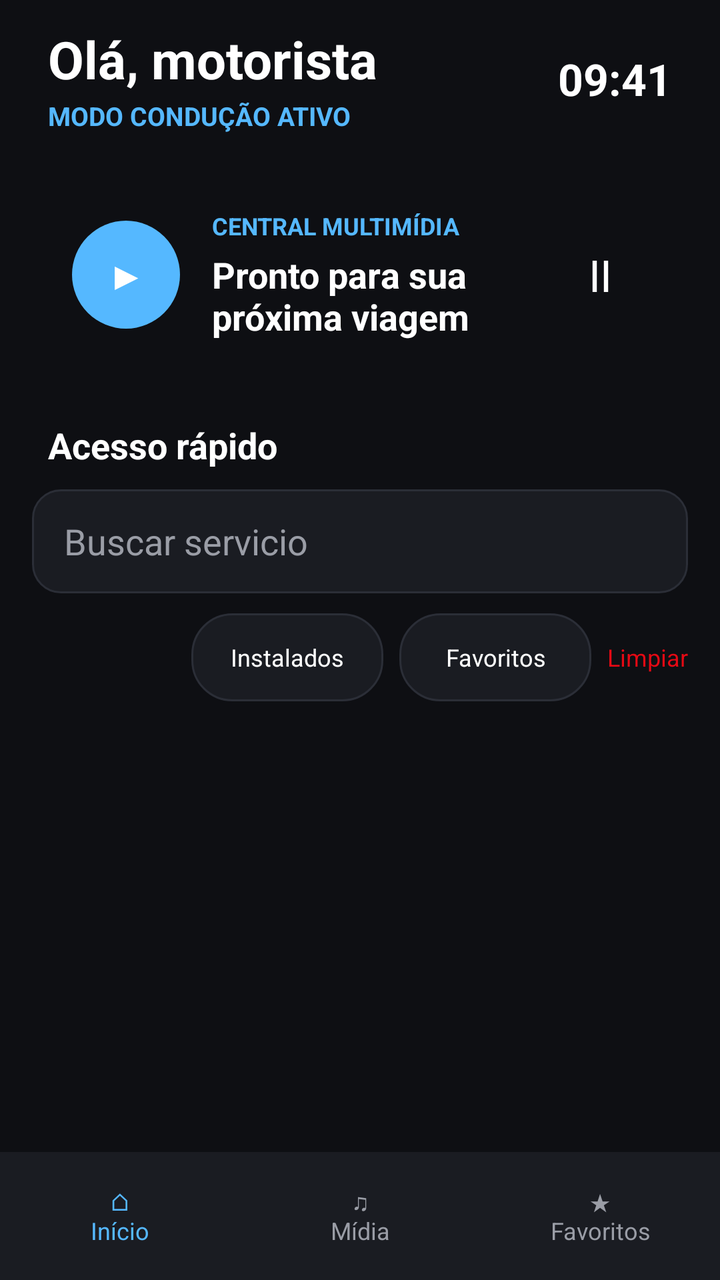
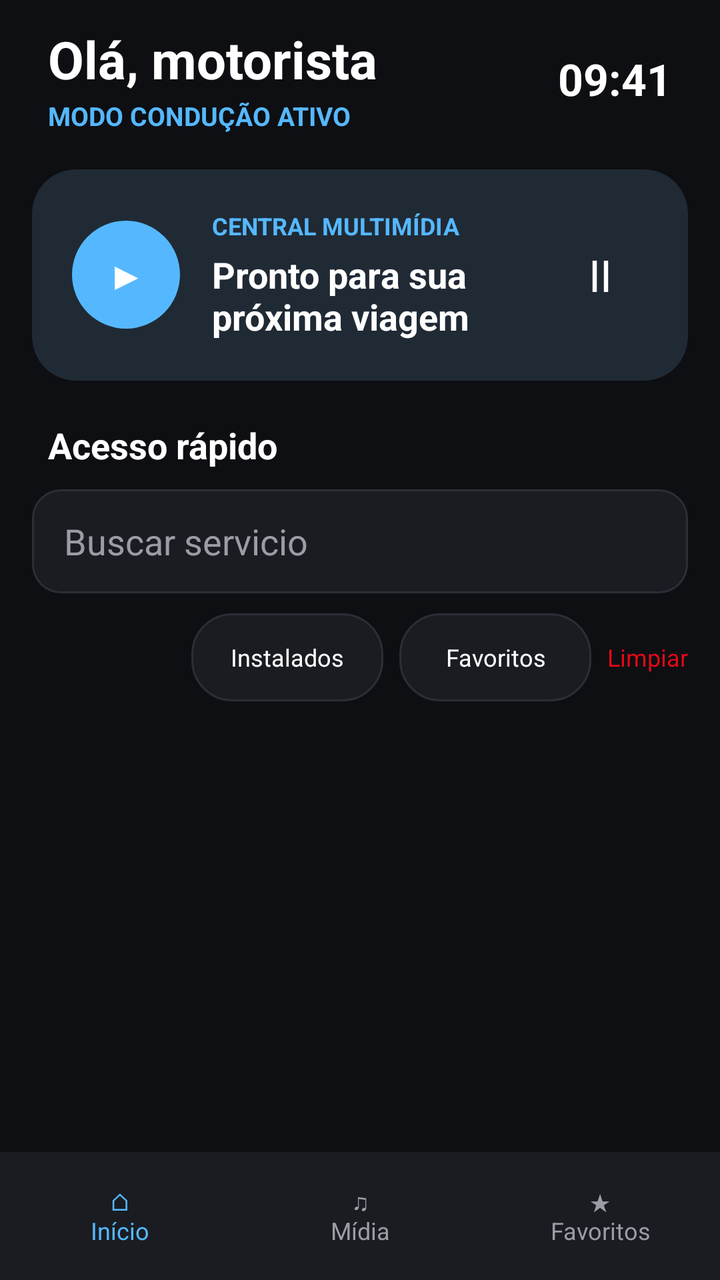

Compare the two renders of this Android layout. The source of the first and the diff that turns it into the second are given below.
<!-- AndroidManifest.xml: application theme Theme.StreamHub -->
<!-- res/layout/activity_main.xml -->
<?xml version="1.0" encoding="utf-8"?>
<LinearLayout xmlns:android="http://schemas.android.com/apk/res/android"
    android:layout_width="match_parent"
    android:layout_height="match_parent"
    android:background="@color/background"
    android:orientation="vertical"
    android:paddingTop="12dp">

    <LinearLayout
        android:layout_width="match_parent"
        android:layout_height="wrap_content"
        android:layout_marginHorizontal="24dp"
        android:gravity="center_vertical"
        android:orientation="horizontal">
        <LinearLayout
            android:layout_width="0dp"
            android:layout_height="wrap_content"
            android:layout_weight="1"
            android:orientation="vertical">
            <TextView
                android:id="@+id/titleText"
                android:layout_width="wrap_content"
                android:layout_height="wrap_content"
                android:text="@string/driver_greeting"
                android:textColor="@color/text_primary"
                android:textSize="26sp"
                android:textStyle="bold" />
            <TextView
                android:layout_width="wrap_content"
                android:layout_height="wrap_content"
                android:layout_marginTop="2dp"
                android:text="@string/drive_mode"
                android:textColor="@color/accent_blue"
                android:textSize="13sp"
                android:textStyle="bold" />
        </LinearLayout>
        <TextView
            android:id="@+id/clockText"
            android:layout_width="wrap_content"
            android:layout_height="wrap_content"
            android:text="09:41"
            android:textColor="@color/text_primary"
            android:textSize="22sp"
            android:textStyle="bold" />
    </LinearLayout>

    <androidx.cardview.widget.CardView
        android:layout_width="match_parent"
        android:layout_height="wrap_content"
        android:layout_marginHorizontal="16dp"
        android:layout_marginTop="18dp"
        app:cardBackgroundColor="@color.media_card"
        app:cardCornerRadius="22dp"
        app:cardElevation="0dp"
        xmlns:app="http://schemas.android.com/apk/res-auto">
        <LinearLayout
            android:layout_width="match_parent"
            android:layout_height="wrap_content"
            android:gravity="center_vertical"
            android:orientation="horizontal"
            android:padding="20dp">
            <TextView
                android:layout_width="54dp"
                android:layout_height="54dp"
                android:background="@drawable/media_icon_background"
                android:gravity="center"
                android:text="▶"
                android:textColor="@color/text_primary"
                android:textSize="20sp" />
            <LinearLayout
                android:layout_width="0dp"
                android:layout_height="wrap_content"
                android:layout_marginStart="16dp"
                android:layout_weight="1"
                android:orientation="vertical">
                <TextView
                    android:layout_width="wrap_content"
                    android:layout_height="wrap_content"
                    android:text="@string/now_playing"
                    android:textColor="@color/accent_blue"
                    android:textSize="12sp"
                    android:textStyle="bold" />
                <TextView
                    android:layout_width="wrap_content"
                    android:layout_height="wrap_content"
                    android:layout_marginTop="4dp"
                    android:text="@string/ready_to_drive"
                    android:textColor="@color/text_primary"
                    android:textSize="18sp"
                    android:textStyle="bold" />
            </LinearLayout>
            <TextView
                android:layout_width="48dp"
                android:layout_height="48dp"
                android:background="?attr/selectableItemBackgroundBorderless"
                android:gravity="center"
                android:text="Ⅱ"
                android:textColor="@color/text_primary"
                android:textSize="22sp" />
        </LinearLayout>
    </androidx.cardview.widget.CardView>

    <TextView
        android:layout_width="wrap_content"
        android:layout_height="wrap_content"
        android:layout_marginStart="24dp"
        android:layout_marginTop="20dp"
        android:text="@string/quick_access"
        android:textColor="@color/text_primary"
        android:textSize="18sp"
        android:textStyle="bold" />

    <EditText
        android:id="@+id/searchInput"
        android:layout_width="match_parent"
        android:layout_height="52dp"
        android:layout_marginHorizontal="16dp"
        android:layout_marginTop="10dp"
        android:background="@drawable/search_background"
        android:hint="@string/search_hint"
        android:inputType="text"
        android:paddingHorizontal="16dp"
        android:singleLine="true"
        android:textColor="@color/text_primary"
        android:textColorHint="@color/text_secondary" />

    <LinearLayout
        android:layout_width="match_parent"
        android:layout_height="wrap_content"
        android:layout_marginHorizontal="16dp"
        android:layout_marginTop="10dp"
        android:gravity="center_vertical"
        android:orientation="horizontal">
        <TextView
            android:id="@+id/catalogCount"
            android:layout_width="0dp"
            android:layout_height="wrap_content"
            android:layout_weight="1"
            android:textColor="@color/text_secondary"
            android:textSize="13sp" />
        <TextView
            android:id="@+id/installedFilter"
            android:layout_width="wrap_content"
            android:layout_height="44dp"
            android:background="@drawable/filter_background"
            android:clickable="true"
            android:focusable="true"
            android:gravity="center"
            android:minWidth="96dp"
            android:paddingHorizontal="14dp"
            android:text="@string/installed_filter"
            android:textColor="@color/text_primary"
            android:textSize="12sp" />
        <TextView
            android:id="@+id/favoritesFilter"
            android:layout_width="wrap_content"
            android:layout_height="44dp"
            android:layout_marginStart="8dp"
            android:background="@drawable/filter_background"
            android:clickable="true"
            android:focusable="true"
            android:gravity="center"
            android:minWidth="96dp"
            android:paddingHorizontal="14dp"
            android:text="@string/favorites_filter"
            android:textColor="@color/text_primary"
            android:textSize="12sp" />
        <TextView
            android:id="@+id/clearFilters"
            android:layout_width="wrap_content"
            android:layout_height="44dp"
            android:layout_marginStart="8dp"
            android:clickable="true"
            android:focusable="true"
            android:gravity="center"
            android:text="@string/clear_filter"
            android:textColor="@color/accent"
            android:textSize="12sp" />
    </LinearLayout>

    <FrameLayout
        android:layout_width="match_parent"
        android:layout_height="0dp"
        android:layout_weight="1">
        <androidx.recyclerview.widget.RecyclerView
            android:id="@+id/recyclerView"
            android:layout_width="match_parent"
            android:layout_height="match_parent"
            android:clipToPadding="false"
            android:paddingTop="6dp"
            android:paddingBottom="16dp" />
        <TextView
            android:id="@+id/emptyState"
            android:layout_width="match_parent"
            android:layout_height="wrap_content"
            android:layout_gravity="center"
            android:gravity="center"
            android:padding="32dp"
            android:text="@string/empty_state"
            android:textColor="@color/text_secondary"
            android:textSize="16sp"
            android:visibility="gone" />
    </FrameLayout>

    <LinearLayout
        android:layout_width="match_parent"
        android:layout_height="64dp"
        android:background="@color/surface"
        android:gravity="center"
        android:orientation="horizontal">
        <TextView
            android:layout_width="0dp"
            android:layout_height="match_parent"
            android:layout_weight="1"
            android:gravity="center"
            android:text="⌂\nInício"
            android:textColor="@color/accent_blue"
            android:textSize="12sp" />
        <TextView
            android:layout_width="0dp"
            android:layout_height="match_parent"
            android:layout_weight="1"
            android:gravity="center"
            android:text="♫\nMídia"
            android:textColor="@color/text_secondary"
            android:textSize="12sp" />
        <TextView
            android:layout_width="0dp"
            android:layout_height="match_parent"
            android:layout_weight="1"
            android:gravity="center"
            android:text="★\nFavoritos"
            android:textColor="@color/text_secondary"
            android:textSize="12sp" />
    </LinearLayout>
</LinearLayout>
<!-- resources referenced by this layout -->
<resources>
  <color name="accent">#E50914</color>
  <color name="accent_blue">#55B8FF</color>
  <color name="background">#0E0F13</color>
  <color name="surface">#1A1C22</color>
  <color name="text_primary">#FFFFFF</color>
  <color name="text_secondary">#9A9DA6</color>
  <!-- drawable filter_background (drawable) -->
  <?xml version="1.0" encoding="utf-8"?>
  <selector xmlns:android="http://schemas.android.com/apk/res/android">
      <item android:state_selected="true">
          <shape android:shape="rectangle">
              <solid android:color="@color/accent" />
              <corners android:radius="20dp" />
          </shape>
      </item>
      <item>
          <shape android:shape="rectangle">
              <solid android:color="@color/surface" />
              <corners android:radius="20dp" />
              <stroke android:width="1dp" android:color="#2B2E37" />
          </shape>
      </item>
  </selector>
  <!-- drawable media_icon_background (drawable) -->
  <?xml version="1.0" encoding="utf-8"?>
  <shape xmlns:android="http://schemas.android.com/apk/res/android" android:shape="oval">
      <solid android:color="@color/accent_blue" />
  </shape>
  <!-- drawable search_background (drawable) -->
  <?xml version="1.0" encoding="utf-8"?>
  <shape xmlns:android="http://schemas.android.com/apk/res/android" android:shape="rectangle">
      <solid android:color="@color/surface" />
      <corners android:radius="14dp" />
      <stroke android:width="1dp" android:color="#2B2E37" />
  </shape>
  <string name="clear_filter">Limpiar</string>
  <string name="drive_mode">MODO CONDUÇÃO ATIVO</string>
  <string name="driver_greeting">Olá, motorista</string>
  <string name="empty_state">No hay servicios que coincidan. Prueba otra búsqueda o limpia los filtros.</string>
  <string name="favorites_filter">Favoritos</string>
  <string name="installed_filter">Instalados</string>
  <string name="now_playing">CENTRAL MULTIMÍDIA</string>
  <string name="quick_access">Acesso rápido</string>
  <string name="ready_to_drive">Pronto para sua próxima viagem</string>
  <string name="search_hint">Buscar servicio</string>
  <style name="Theme.StreamHub" parent="Theme.MaterialComponents.DayNight.NoActionBar">
          <item name="colorPrimary">@color/accent</item>
          <item name="colorPrimaryVariant">@color/accent</item>
          <item name="colorOnPrimary">@color/text_primary</item>
          <item name="android:windowBackground">@color/background</item>
          <item name="android:statusBarColor">@color/background</item>
      </style>
</resources>

<!-- the commit's change to res/layout/activity_main.xml (unified diff, before → after) -->
@@ -49,7 +49,7 @@
         android:layout_height="wrap_content"
         android:layout_marginHorizontal="16dp"
         android:layout_marginTop="18dp"
-        app:cardBackgroundColor="@color.media_card"
+        app:cardBackgroundColor="@color/media_card"
         app:cardCornerRadius="22dp"
         app:cardElevation="0dp"
         xmlns:app="http://schemas.android.com/apk/res-auto">
<!-- resource entries referenced after the edit -->
@@ -3,6 +3,7 @@
   <color name="accent">#E50914</color>
   <color name="accent_blue">#55B8FF</color>
   <color name="background">#0E0F13</color>
+  <color name="media_card">#202A35</color>
   <color name="surface">#1A1C22</color>
   <color name="text_primary">#FFFFFF</color>
   <color name="text_secondary">#9A9DA6</color>
